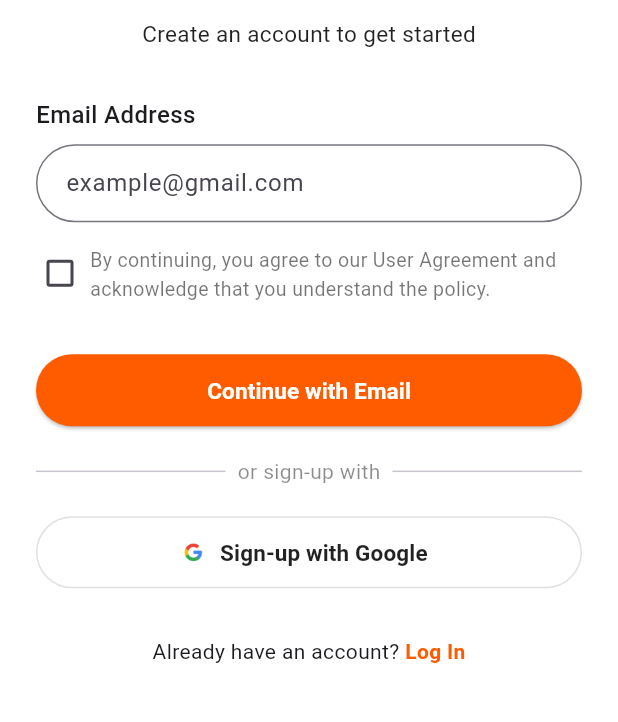
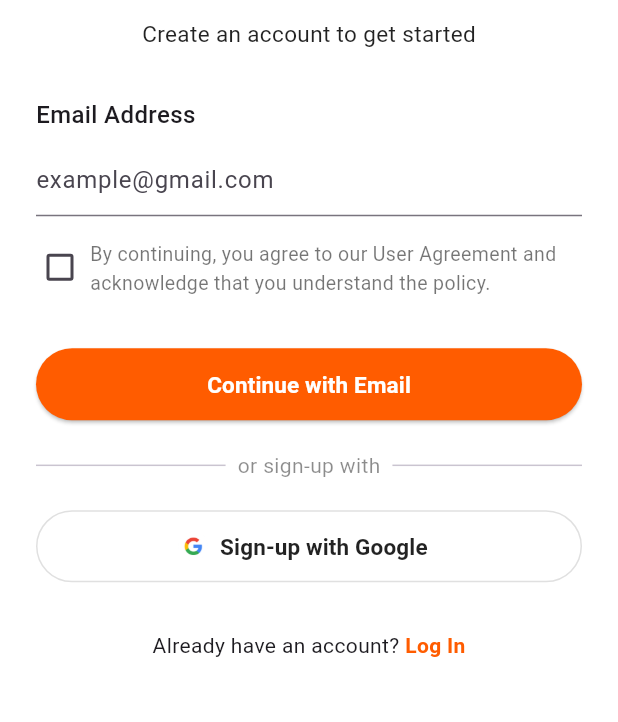
Before and after one commit to ShahiCrafts/OngoDesk, a Flutter app: the SignupForm screen opened directly, on a phone screen of 412 x 824 dp, the part 229-951 px from its top. Run offline on Flutter 3.47's test engine with Material 3 defaults, Android fonts, the phone set to English and light mode, and no system bars; our stand-ins replace dartz, equatable, flutter_bloc, get_it, hive_flutter, lottie; accounts and stored records are empty; network calls fail; statements that could not run were skipped.

Commit message:
Update logo asset and adjust layout in CustomLogo widget; remove unused border styles in CustomTextField; add navigation to login on logout in ProfileOptionsBottomSheet

```diff
--- a/lib/presentation/widgets/custom_logo.dart
+++ b/lib/presentation/widgets/custom_logo.dart
@@ -12,12 +12,12 @@ class CustomLogo extends StatelessWidget {
       mainAxisSize: MainAxisSize.min,
       children: [
         Image.asset(
-          'assets/images/logo.png',
-          width: size.width * 0.26,
+          'assets/images/logo_temp.png',
+          width: size.width * 0.15,
           fit: BoxFit.contain,
         ),
 
-        const SizedBox(height: 2),
+        const SizedBox(height: 12),
 
         Column(
           children: [
--- a/lib/presentation/widgets/custom_text_field.dart
+++ b/lib/presentation/widgets/custom_text_field.dart
@@ -37,15 +37,6 @@ class CustomTextField extends StatelessWidget {
           onChanged: onChanged,
           decoration: InputDecoration(
             hintText: hintText,
-            border: OutlineInputBorder(borderRadius: BorderRadius.circular(32)),
-            focusedBorder: OutlineInputBorder(
-              borderSide: const BorderSide(color: Colors.black54),
-              borderRadius: BorderRadius.circular(32),
-            ),
-            contentPadding: const EdgeInsets.symmetric(
-              horizontal: 16,
-              vertical: 14,
-            ),
             suffixIcon: isPassword ? IconButton(
               icon: Icon(
                 obscureText ? Icons.visibility_off : Icons.visibility,
--- a/lib/presentation/widgets/switcher_bottom_sheet.dart
+++ b/lib/presentation/widgets/switcher_bottom_sheet.dart
@@ -59,6 +59,7 @@ class ProfileOptionsBottomSheet extends StatelessWidget {
                 icon: const Icon(Icons.logout, size: 20,),
                 onPressed: () {
                   Navigator.pop(context);
+                  Navigator.pushReplacementNamed(context, '/login');
                 },
               ),
               onTap: () {},
```
